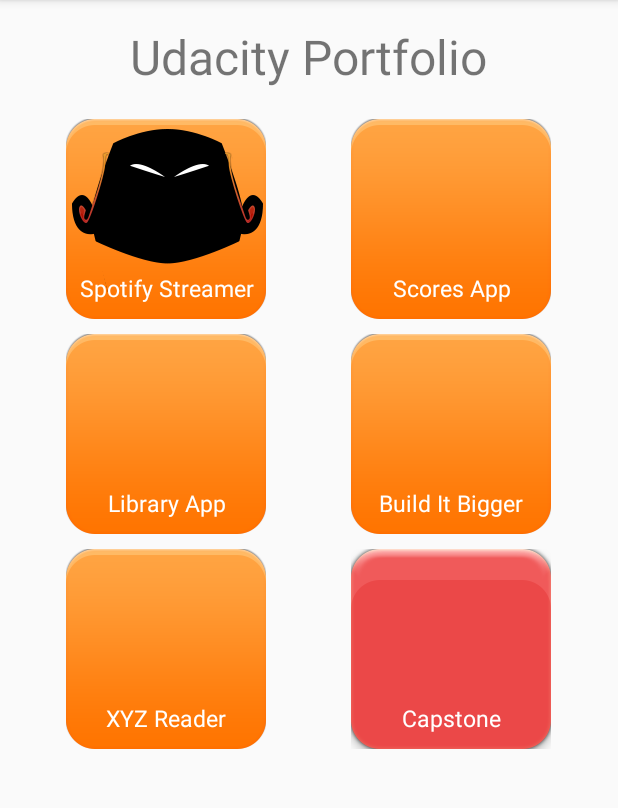
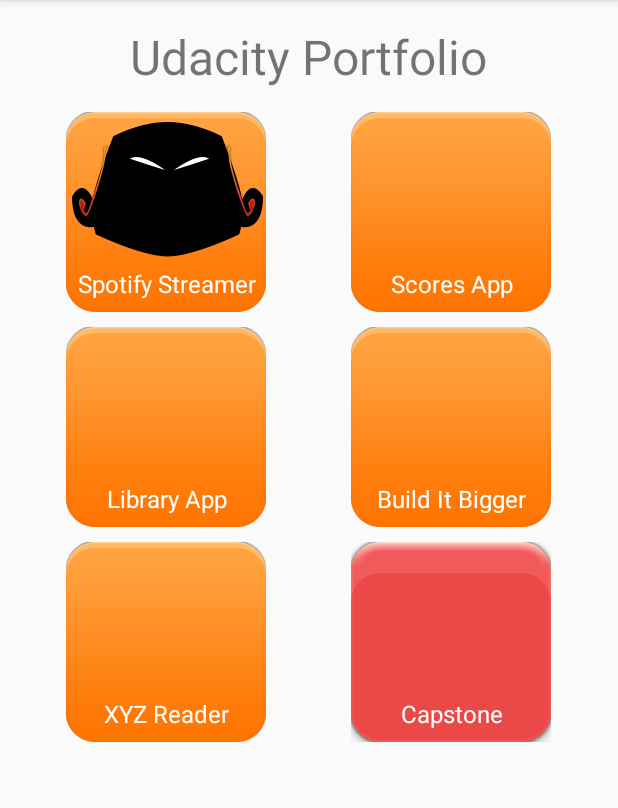
Before and after one commit to teynon/Udacity-Projects, an Android app: the screen it shows after launch (MainActivity), after a tap on an icon or button, on a phone screen of 412 x 824 dp, the part 84-892 px from its top. Run offline under Robolectric (Android 15) with nearby library versions, the phone set to English and light mode, and no system bars.

Commit message:
Added recommended changes
Added scrollview.
Moved strings to strings.xml
Moved values to dimen.xml
Dismissed toasts.

```diff
--- a/Udacity_Portfolio/app/src/main/java/com/tomsfreelance/udacity_portfolio/MainActivity.java
+++ b/Udacity_Portfolio/app/src/main/java/com/tomsfreelance/udacity_portfolio/MainActivity.java
@@ -9,6 +9,8 @@ import android.widget.Toast;
 
 
 public class MainActivity extends ActionBarActivity {
+    // Temporary toast. Because I'll eat it.
+    private Toast tempToast = null;
 
     @Override
     protected void onCreate(Bundle savedInstanceState) {
@@ -39,34 +41,39 @@ public class MainActivity extends ActionBarActivity {
     }
 
     public void click_SpotifyStreamer(View view) {
-        show_Toast("This will launch the Spotify Streamer app.");
+        show_Toast(getString(R.string.toastSpotify));
     }
 
     public void click_ScoresApp(View view) {
-        show_Toast("This will launch the Scores app.");
+        show_Toast(getString(R.string.toastScores));
     }
 
     public void click_Library(View view) {
-        show_Toast("This will launch the Library app.");
+        show_Toast(getString(R.string.toastLibrary));
     }
 
     public void click_BuildItBigger(View view) {
-        show_Toast("This will launch the Build It Bigger app.");
+        show_Toast(getString(R.string.toastBuildItBigger));
     }
 
     public void click_XYZReader(View view) {
-        show_Toast("This will launch the XYZ Reader app.");
+        show_Toast(getString(R.string.toastXYZReader));
     }
 
     public void click_Capstone(View view) {
-        show_Toast("This will launch the Capstone app.");
+        show_Toast(getString(R.string.toastCapstone));
     }
 
     public void show_Toast(String message) {
         show_Toast(message, Toast.LENGTH_SHORT);
     }
     public void show_Toast(String message, int duration) {
-        Toast toast = Toast.makeText(this, message, duration);
-        toast.show();
+        // Clear previous toast. No one likes stale toast.
+        if (tempToast != null) {
+            tempToast.cancel();
+        }
+
+        tempToast = Toast.makeText(this, message, duration);
+        tempToast.show();
     }
 }
--- a/Udacity_Portfolio/app/src/main/res/layout/activity_main.xml
+++ b/Udacity_Portfolio/app/src/main/res/layout/activity_main.xml
@@ -5,14 +5,20 @@
     android:paddingTop="@dimen/activity_vertical_margin"
     android:paddingBottom="@dimen/activity_vertical_margin" tools:context=".MainActivity">
 
+    <ScrollView
+        android:layout_width="match_parent"
+        android:layout_height="match_parent">
+        <RelativeLayout
+            android:layout_width="match_parent"
+            android:layout_height="match_parent">
             <TextView
                 android:layout_width="wrap_content"
                 android:layout_height="wrap_content"
-        android:text="Udacity Portfolio"
+                android:text="@string/mainHeader"
                 android:id="@+id/txtPortfolioTitle"
                 android:layout_alignParentTop="true"
                 android:layout_centerHorizontal="true"
-        android:textSize="32sp" />
+                android:textSize="@dimen/mainHeaderFontSize" />
 
             <TableLayout
                 android:layout_width="match_parent"
@@ -20,7 +26,7 @@
                 android:layout_alignParentLeft="true"
                 android:layout_alignParentStart="true"
                 android:layout_below="@+id/txtPortfolioTitle"
-        android:layout_marginTop="10dp">
+                android:layout_marginTop="@dimen/mainTableTopMargin">
 
                 <TableRow
                     android:layout_width="match_parent"
@@ -31,15 +37,14 @@
                         android:layout_height="wrap_content"
                         android:id="@+id/btnSpotify"
                         android:layout_column="0"
-                android:layout_weight="0.5"
-                android:layout_marginTop="10dp">
+                        android:layout_weight="@dimen/mainColumnWeight"
+                        android:layout_marginTop="@dimen/mainCellTopMargin">
                         <ImageView
                             android:layout_centerInParent="true"
                             android:layout_width="wrap_content"
                             android:layout_height="wrap_content"
                             android:id="@+id/btnImgSpotify"
                             android:layout_column="0"
-                    android:layout_weight="0.5"
                             android:src="@mipmap/spotifystreamer"
                             android:layout_gravity="center"
                             android:onClick="click_SpotifyStreamer"/>
@@ -53,10 +58,10 @@
                             android:layout_alignBottom="@+id/btnImgSpotify"
                             android:layout_alignLeft="@+id/btnImgSpotify"
                             android:layout_alignRight="@+id/btnImgSpotify"
-                    android:text="Spotify Streamer"
+                            android:text="@string/buttonSpotify"
                             android:gravity="center"
-                    android:layout_marginBottom="10dp"
-                    android:textSize="15sp"
+                            android:layout_marginBottom="@dimen/iconTextBottomMargin"
+                            android:textSize="@dimen/iconTextSize"
                             android:textColor="#FFFFFF"/>
 
                     </RelativeLayout>
@@ -66,15 +71,14 @@
                         android:layout_height="wrap_content"
                         android:id="@+id/btnScores"
                         android:layout_column="0"
-                android:layout_weight="0.5"
-                android:layout_marginTop="10dp">
+                        android:layout_weight="@dimen/mainColumnWeight"
+                        android:layout_marginTop="@dimen/mainCellTopMargin">
                         <ImageView
                             android:layout_centerInParent="true"
                             android:layout_width="wrap_content"
                             android:layout_height="wrap_content"
                             android:id="@+id/btnImgScores"
                             android:layout_column="0"
-                    android:layout_weight="0.5"
                             android:src="@mipmap/blank"
                             android:onClick="click_ScoresApp"/>
 
@@ -87,10 +91,10 @@
                             android:layout_alignBottom="@+id/btnImgScores"
                             android:layout_alignLeft="@+id/btnImgScores"
                             android:layout_alignRight="@+id/btnImgScores"
-                    android:text="Scores App"
+                            android:text="@string/buttonScores"
                             android:gravity="center"
-                    android:layout_marginBottom="10dp"
-                    android:textSize="15sp"
+                            android:layout_marginBottom="@dimen/iconTextBottomMargin"
+                            android:textSize="@dimen/iconTextSize"
                             android:textColor="#FFFFFF"/>
 
                         <!-- ICON TO BE DETERMINED -->
@@ -108,15 +112,14 @@
                         android:layout_height="wrap_content"
                         android:id="@+id/btnLibrary"
                         android:layout_column="0"
-                android:layout_weight="0.5"
-                android:layout_marginTop="10dp">
+                        android:layout_weight="@dimen/mainColumnWeight"
+                        android:layout_marginTop="@dimen/mainCellTopMargin">
                         <ImageView
                             android:layout_centerInParent="true"
                             android:layout_width="wrap_content"
                             android:layout_height="wrap_content"
                             android:id="@+id/btnImgLibrary"
                             android:layout_column="0"
-                    android:layout_weight="0.5"
                             android:src="@mipmap/blank"
                             android:onClick="click_Library"/>
 
@@ -129,10 +132,10 @@
                             android:layout_alignBottom="@+id/btnImgLibrary"
                             android:layout_alignLeft="@+id/btnImgLibrary"
                             android:layout_alignRight="@+id/btnImgLibrary"
-                    android:text="Library App"
+                            android:text="@string/buttonLibrary"
                             android:gravity="center"
-                    android:layout_marginBottom="10dp"
-                    android:textSize="15sp"
+                            android:layout_marginBottom="@dimen/iconTextBottomMargin"
+                            android:textSize="@dimen/iconTextSize"
                             android:textColor="#FFFFFF"/>
 
                         <!-- ICON TO BE DETERMINED -->
@@ -144,15 +147,14 @@
                         android:layout_height="wrap_content"
                         android:id="@+id/btnBuildItBigger"
                         android:layout_column="0"
-                android:layout_weight="0.5"
-                android:layout_marginTop="10dp">
+                        android:layout_weight="@dimen/mainColumnWeight"
+                        android:layout_marginTop="@dimen/mainCellTopMargin">
                         <ImageView
                             android:layout_centerInParent="true"
                             android:layout_width="wrap_content"
                             android:layout_height="wrap_content"
                             android:id="@+id/btnImgBuildItBigger"
                             android:layout_column="0"
-                    android:layout_weight="0.5"
                             android:src="@mipmap/blank"
                             android:onClick="click_BuildItBigger"/>
 
@@ -165,10 +167,10 @@
                             android:layout_alignBottom="@+id/btnImgBuildItBigger"
                             android:layout_alignLeft="@+id/btnImgBuildItBigger"
                             android:layout_alignRight="@+id/btnImgBuildItBigger"
-                    android:text="Build It Bigger"
+                            android:text="@string/buttonBuildItBigger"
                             android:gravity="center"
-                    android:layout_marginBottom="10dp"
-                    android:textSize="15sp"
+                            android:layout_marginBottom="@dimen/iconTextBottomMargin"
+                            android:textSize="@dimen/iconTextSize"
                             android:textColor="#FFFFFF"/>
 
                         <!-- ICON TO BE DETERMINED -->
@@ -186,15 +188,14 @@
                         android:layout_height="wrap_content"
                         android:id="@+id/btnXYZReader"
                         android:layout_column="0"
-                android:layout_weight="0.5"
-                android:layout_marginTop="10dp">
+                        android:layout_weight="@dimen/mainColumnWeight"
+                        android:layout_marginTop="@dimen/mainCellTopMargin">
                         <ImageView
                             android:layout_centerInParent="true"
                             android:layout_width="wrap_content"
                             android:layout_height="wrap_content"
                             android:id="@+id/btnImgXYZReader"
                             android:layout_column="0"
-                    android:layout_weight="0.5"
                             android:src="@mipmap/blank"
                             android:onClick="click_XYZReader"/>
 
@@ -207,10 +208,10 @@
                             android:layout_alignBottom="@+id/btnImgXYZReader"
                             android:layout_alignLeft="@+id/btnImgXYZReader"
                             android:layout_alignRight="@+id/btnImgXYZReader"
-                    android:text="XYZ Reader"
+                            android:text="@string/buttonXYZReader"
                             android:gravity="center"
-                    android:layout_marginBottom="10dp"
-                    android:textSize="15sp"
+                            android:layout_marginBottom="@dimen/iconTextBottomMargin"
+                            android:textSize="@dimen/iconTextSize"
                             android:textColor="#FFFFFF"/>
 
                         <!-- ICON TO BE DETERMINED -->
@@ -222,15 +223,14 @@
                         android:layout_height="wrap_content"
                         android:id="@+id/btnCapstone"
                         android:layout_column="0"
-                android:layout_weight="0.5"
-                android:layout_marginTop="10dp">
+                        android:layout_weight="@dimen/mainColumnWeight"
+                        android:layout_marginTop="@dimen/mainCellTopMargin">
                         <ImageView
                             android:layout_centerInParent="true"
                             android:layout_width="wrap_content"
                             android:layout_height="wrap_content"
                             android:id="@+id/btnImgCapstone"
                             android:layout_column="0"
-                    android:layout_weight="0.5"
                             android:src="@mipmap/capstone_blank"
                             android:onClick="click_Capstone"/>
 
@@ -243,10 +243,10 @@
                             android:layout_alignBottom="@+id/btnImgCapstone"
                             android:layout_alignLeft="@+id/btnImgCapstone"
                             android:layout_alignRight="@+id/btnImgCapstone"
-                    android:text="Capstone"
+                            android:text="@string/buttonCapstone"
                             android:gravity="center"
-                    android:layout_marginBottom="10dp"
-                    android:textSize="15sp"
+                            android:layout_marginBottom="@dimen/iconTextBottomMargin"
+                            android:textSize="@dimen/iconTextSize"
                             android:textColor="#FFFFFF"/>
 
                         <!-- ICON TO BE DETERMINED -->
@@ -254,5 +254,7 @@
                     </RelativeLayout>
                 </TableRow>
             </TableLayout>
+        </RelativeLayout>
+    </ScrollView>
 
 </RelativeLayout>
--- a/Udacity_Portfolio/app/src/main/res/values/dimens.xml
+++ b/Udacity_Portfolio/app/src/main/res/values/dimens.xml
@@ -2,4 +2,10 @@
     <!-- Default screen margins, per the Android Design guidelines. -->
     <dimen name="activity_horizontal_margin">16dp</dimen>
     <dimen name="activity_vertical_margin">16dp</dimen>
+    <dimen name="mainColumnWeight">0.5</dimen>
+    <dimen name="mainHeaderFontSize">32sp</dimen>
+    <dimen name="mainTableTopMargin">5dp</dimen>
+    <dimen name="mainCellTopMargin">10dp</dimen>
+    <dimen name="iconTextBottomMargin">8dp</dimen>
+    <dimen name="iconTextSize">16sp</dimen>
 </resources>
--- a/Udacity_Portfolio/app/src/main/res/values/strings.xml
+++ b/Udacity_Portfolio/app/src/main/res/values/strings.xml
@@ -1,4 +1,20 @@
 <resources>
     <string name="app_name">teynon\'s Portfolio</string>
     <string name="action_settings">Settings</string>
+
+    <string name="mainHeader">Udacity Portfolio</string>
+
+    <string name="buttonSpotify">Spotify Streamer</string>
+    <string name="buttonScores">Scores App</string>
+    <string name="buttonLibrary">Library App</string>
+    <string name="buttonBuildItBigger">Build It Bigger</string>
+    <string name="buttonXYZReader">XYZ Reader</string>
+    <string name="buttonCapstone">Capstone</string>
+
+    <string name="toastSpotify">This will launch the Spotify Streamer app.</string>
+    <string name="toastScores">This will launch the Scores app.</string>
+    <string name="toastLibrary">This will launch the Library app.</string>
+    <string name="toastBuildItBigger">This will launch the Build It Bigger app.</string>
+    <string name="toastXYZReader">This will launch the XYZ Reader app.</string>
+    <string name="toastCapstone">This will launch the Capstone app.</string>
 </resources>
```
Lines whose indentation alone changed are shown as unchanged.
